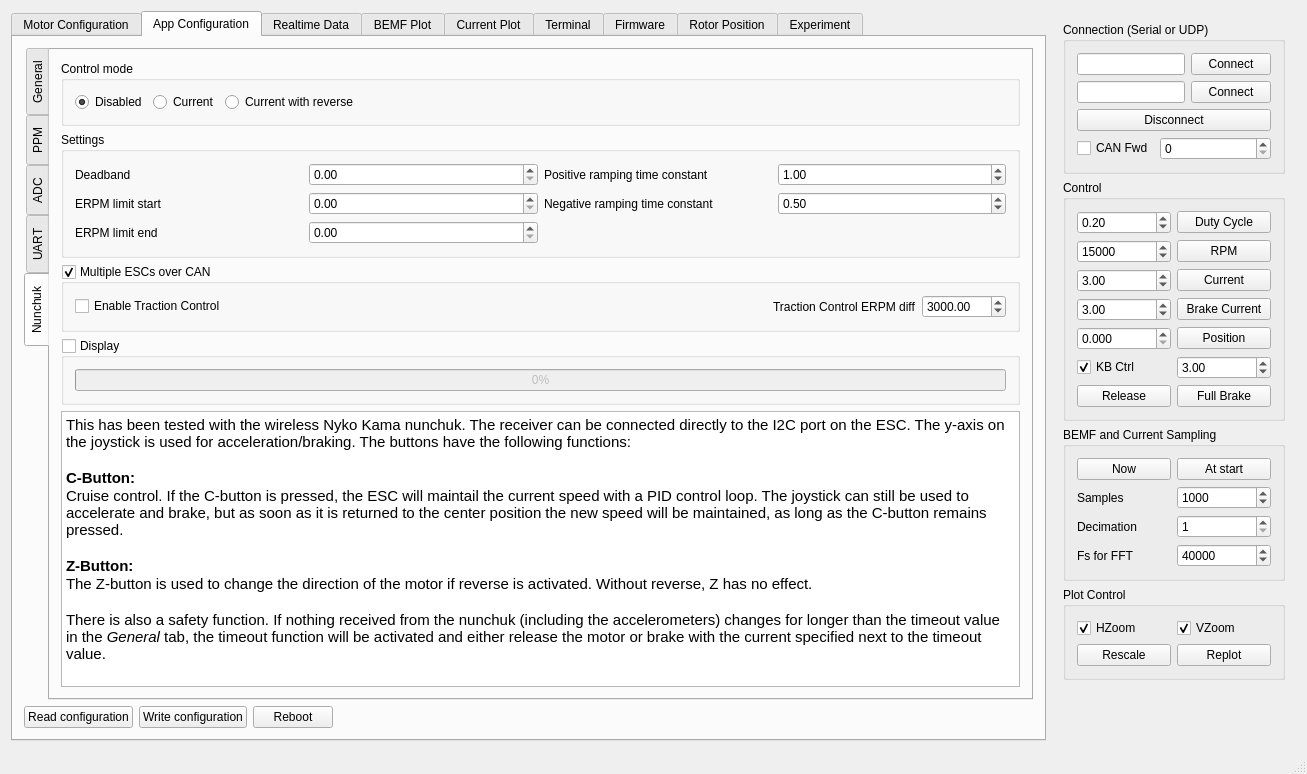
First picture: the form in mainwindow.ui, repository vedderb/bldc-tool, before the edit.
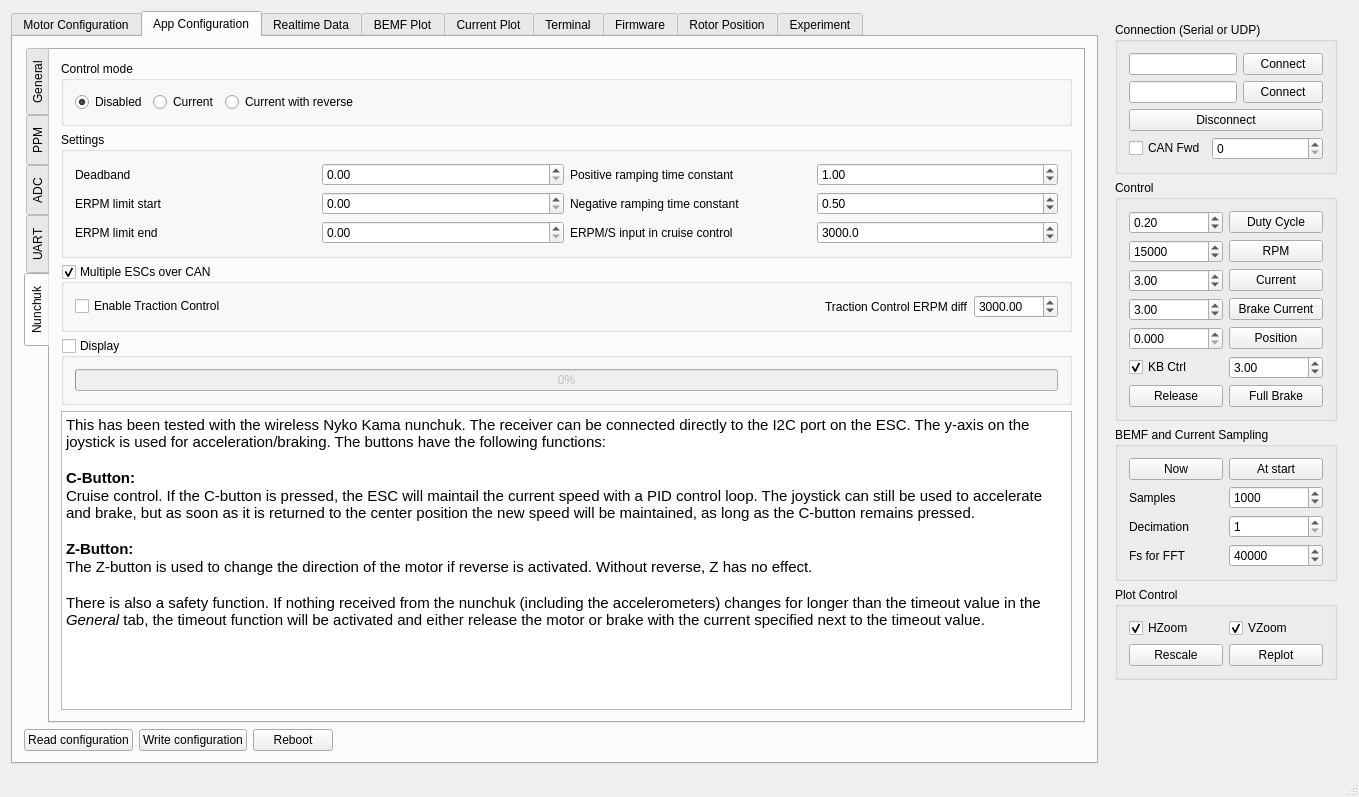
Second picture: the form after the edit. The open tabs and pages were chosen to show the change. Custom widgets are drawn as their Qt base class.

Patch:
```diff
--- a/mainwindow.ui
+++ b/mainwindow.ui
@@ -6,8 +6,8 @@
    <rect>
     <x>0</x>
     <y>0</y>
-    <width>1307</width>
-    <height>771</height>
+    <width>1359</width>
+    <height>797</height>
    </rect>
   </property>
   <property name="sizePolicy">
@@ -2791,6 +2791,29 @@
                    </property>
                   </widget>
                  </item>
+                 <item row="2" column="2">
+                  <widget class="QLabel" name="label_88">
+                   <property name="text">
+                    <string>ERPM/S input in cruise control</string>
+                   </property>
+                  </widget>
+                 </item>
+                 <item row="2" column="3">
+                  <widget class="QDoubleSpinBox" name="appconfChukErpmPerSBox">
+                   <property name="decimals">
+                    <number>1</number>
+                   </property>
+                   <property name="maximum">
+                    <double>100000.000000000000000</double>
+                   </property>
+                   <property name="singleStep">
+                    <double>100.000000000000000</double>
+                   </property>
+                   <property name="value">
+                    <double>3000.000000000000000</double>
+                   </property>
+                  </widget>
+                 </item>
                 </layout>
                 <zorder>label_56</zorder>
                 <zorder>appconfChukRpmLimStartBox</zorder>
@@ -2893,16 +2916,16 @@
                  <string>&lt;!DOCTYPE HTML PUBLIC &quot;-//W3C//DTD HTML 4.0//EN&quot; &quot;http://www.w3.org/TR/REC-html40/strict.dtd&quot;&gt;
 &lt;html&gt;&lt;head&gt;&lt;meta name=&quot;qrichtext&quot; content=&quot;1&quot; /&gt;&lt;style type=&quot;text/css&quot;&gt;
 p, li { white-space: pre-wrap; }
-&lt;/style&gt;&lt;/head&gt;&lt;body style=&quot; font-family:'Ubuntu'; font-size:11pt; font-weight:400; font-style:normal;&quot;&gt;
-&lt;p style=&quot; margin-top:0px; margin-bottom:0px; margin-left:0px; margin-right:0px; -qt-block-indent:0; text-indent:0px;&quot;&gt;This has been tested with the wireless Nyko Kama nunchuk. The receiver can be connected directly to the I2C port on the ESC. The y-axis on the joystick is used for acceleration/braking. The buttons have the following functions:&lt;/p&gt;
-&lt;p style=&quot;-qt-paragraph-type:empty; margin-top:0px; margin-bottom:0px; margin-left:0px; margin-right:0px; -qt-block-indent:0; text-indent:0px;&quot;&gt;&lt;br /&gt;&lt;/p&gt;
-&lt;p style=&quot; margin-top:0px; margin-bottom:0px; margin-left:0px; margin-right:0px; -qt-block-indent:0; text-indent:0px;&quot;&gt;&lt;span style=&quot; font-weight:600;&quot;&gt;C-Button:&lt;/span&gt;&lt;/p&gt;
-&lt;p style=&quot; margin-top:0px; margin-bottom:0px; margin-left:0px; margin-right:0px; -qt-block-indent:0; text-indent:0px;&quot;&gt;Cruise control. If the C-button is pressed, the ESC will maintail the current speed with a PID control loop. The joystick can still be used to accelerate and brake, but as soon as it is returned to the center position the new speed will be maintained, as long as the C-button remains pressed.&lt;/p&gt;
-&lt;p style=&quot;-qt-paragraph-type:empty; margin-top:0px; margin-bottom:0px; margin-left:0px; margin-right:0px; -qt-block-indent:0; text-indent:0px;&quot;&gt;&lt;br /&gt;&lt;/p&gt;
-&lt;p style=&quot; margin-top:0px; margin-bottom:0px; margin-left:0px; margin-right:0px; -qt-block-indent:0; text-indent:0px;&quot;&gt;&lt;span style=&quot; font-weight:600;&quot;&gt;Z-Button:&lt;/span&gt;&lt;/p&gt;
-&lt;p style=&quot; margin-top:0px; margin-bottom:0px; margin-left:0px; margin-right:0px; -qt-block-indent:0; text-indent:0px;&quot;&gt;The Z-button is used to change the direction of the motor if reverse is activated. Without reverse, Z has no effect.&lt;/p&gt;
-&lt;p style=&quot;-qt-paragraph-type:empty; margin-top:0px; margin-bottom:0px; margin-left:0px; margin-right:0px; -qt-block-indent:0; text-indent:0px;&quot;&gt;&lt;br /&gt;&lt;/p&gt;
-&lt;p style=&quot; margin-top:0px; margin-bottom:0px; margin-left:0px; margin-right:0px; -qt-block-indent:0; text-indent:0px;&quot;&gt;There is also a safety function. If nothing received from the nunchuk (including the accelerometers) changes for longer than the timeout value in the &lt;span style=&quot; font-style:italic;&quot;&gt;General&lt;/span&gt; tab, the timeout function will be activated and either release the motor or brake with the current specified next to the timeout value.&lt;/p&gt;&lt;/body&gt;&lt;/html&gt;</string>
+&lt;/style&gt;&lt;/head&gt;&lt;body style=&quot; font-family:'Ubuntu'; font-size:12pt; font-weight:400; font-style:normal;&quot;&gt;
+&lt;p style=&quot; margin-top:0px; margin-bottom:0px; margin-left:0px; margin-right:0px; -qt-block-indent:0; text-indent:0px;&quot;&gt;&lt;span style=&quot; font-size:11pt;&quot;&gt;This has been tested with the wireless Nyko Kama nunchuk. The receiver can be connected directly to the I2C port on the ESC. The y-axis on the joystick is used for acceleration/braking. The buttons have the following functions:&lt;/span&gt;&lt;/p&gt;
+&lt;p style=&quot;-qt-paragraph-type:empty; margin-top:0px; margin-bottom:0px; margin-left:0px; margin-right:0px; -qt-block-indent:0; text-indent:0px; font-size:11pt;&quot;&gt;&lt;br /&gt;&lt;/p&gt;
+&lt;p style=&quot; margin-top:0px; margin-bottom:0px; margin-left:0px; margin-right:0px; -qt-block-indent:0; text-indent:0px;&quot;&gt;&lt;span style=&quot; font-size:11pt; font-weight:600;&quot;&gt;C-Button:&lt;/span&gt;&lt;/p&gt;
+&lt;p style=&quot; margin-top:0px; margin-bottom:0px; margin-left:0px; margin-right:0px; -qt-block-indent:0; text-indent:0px;&quot;&gt;&lt;span style=&quot; font-size:11pt;&quot;&gt;Cruise control. If the C-button is pressed, the ESC will maintail the current speed with a PID control loop. The joystick can still be used to accelerate and brake, but as soon as it is returned to the center position the new speed will be maintained, as long as the C-button remains pressed.&lt;/span&gt;&lt;/p&gt;
+&lt;p style=&quot;-qt-paragraph-type:empty; margin-top:0px; margin-bottom:0px; margin-left:0px; margin-right:0px; -qt-block-indent:0; text-indent:0px; font-size:11pt;&quot;&gt;&lt;br /&gt;&lt;/p&gt;
+&lt;p style=&quot; margin-top:0px; margin-bottom:0px; margin-left:0px; margin-right:0px; -qt-block-indent:0; text-indent:0px;&quot;&gt;&lt;span style=&quot; font-size:11pt; font-weight:600;&quot;&gt;Z-Button:&lt;/span&gt;&lt;/p&gt;
+&lt;p style=&quot; margin-top:0px; margin-bottom:0px; margin-left:0px; margin-right:0px; -qt-block-indent:0; text-indent:0px;&quot;&gt;&lt;span style=&quot; font-size:11pt;&quot;&gt;The Z-button is used to change the direction of the motor if reverse is activated. Without reverse, Z has no effect.&lt;/span&gt;&lt;/p&gt;
+&lt;p style=&quot;-qt-paragraph-type:empty; margin-top:0px; margin-bottom:0px; margin-left:0px; margin-right:0px; -qt-block-indent:0; text-indent:0px; font-size:11pt;&quot;&gt;&lt;br /&gt;&lt;/p&gt;
+&lt;p style=&quot; margin-top:0px; margin-bottom:0px; margin-left:0px; margin-right:0px; -qt-block-indent:0; text-indent:0px;&quot;&gt;&lt;span style=&quot; font-size:11pt;&quot;&gt;There is also a safety function. If nothing received from the nunchuk (including the accelerometers) changes for longer than the timeout value in the &lt;/span&gt;&lt;span style=&quot; font-size:11pt; font-style:italic;&quot;&gt;General&lt;/span&gt;&lt;span style=&quot; font-size:11pt;&quot;&gt; tab, the timeout function will be activated and either release the motor or brake with the current specified next to the timeout value.&lt;/span&gt;&lt;/p&gt;&lt;/body&gt;&lt;/html&gt;</string>
                 </property>
                </widget>
               </item>
```
Left out of the diff: 26 changed lines with no effect on the pictures.
